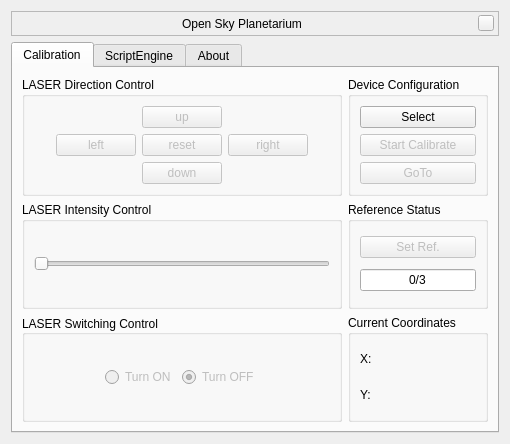
The window that Open-Sky-Planetarium Plugin/src/gui/OSPMainDialog.ui (salonimundra/Open-Sky-Planetarium) describes before a commit, drawn with Qt 5.
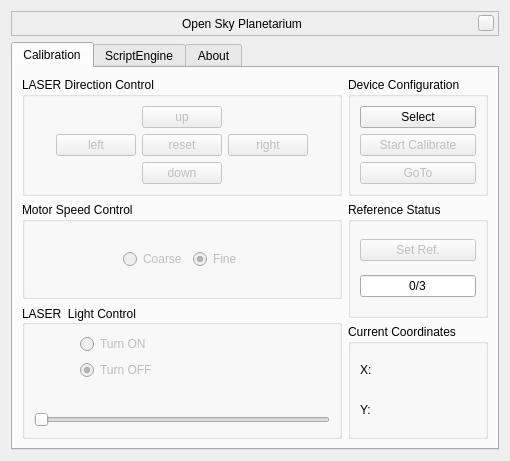
The same window after the commit. Custom widgets are drawn as their Qt base class.

Patch:
```diff
--- a/Open-Sky-Planetarium Plugin/src/gui/OSPMainDialog.ui
+++ b/Open-Sky-Planetarium Plugin/src/gui/OSPMainDialog.ui
@@ -7,7 +7,7 @@
     <x>0</x>
     <y>0</y>
     <width>510</width>
-    <height>444</height>
+    <height>461</height>
    </rect>
   </property>
   <property name="focusPolicy">
@@ -232,33 +232,69 @@
          <item>
           <widget class="QGroupBox" name="groupBox">
            <property name="title">
-            <string>LASER Intensity Control</string>
+            <string>Motor Speed Control</string>
            </property>
            <layout class="QHBoxLayout" name="horizontalLayout_2">
             <item>
-             <widget class="QSlider" name="intensity">
+             <spacer name="horizontalSpacer_6">
+              <property name="orientation">
+               <enum>Qt::Horizontal</enum>
+              </property>
+              <property name="sizeHint" stdset="0">
+               <size>
+                <width>46</width>
+                <height>20</height>
+               </size>
+              </property>
+             </spacer>
+            </item>
+            <item>
+             <widget class="QRadioButton" name="CoarseAdj">
               <property name="enabled">
                <bool>false</bool>
               </property>
-              <property name="minimum">
-               <number>50</number>
+              <property name="focusPolicy">
+               <enum>Qt::StrongFocus</enum>
               </property>
-              <property name="maximum">
-               <number>255</number>
+              <property name="toolTip">
+               <string>Makes the movement of LASER fast during its direction control.</string>
               </property>
-              <property name="value">
-               <number>50</number>
+              <property name="text">
+               <string>Coarse</string>
               </property>
-              <property name="sliderPosition">
-               <number>50</number>
+              <property name="checked">
+               <bool>false</bool>
               </property>
-              <property name="tracking">
+             </widget>
+            </item>
+            <item>
+             <widget class="QRadioButton" name="FineAdj">
+              <property name="enabled">
                <bool>false</bool>
               </property>
+              <property name="toolTip">
+               <string>Makes the movement of LASER slow during its direction control. </string>
+              </property>
+              <property name="text">
+               <string>Fine</string>
+              </property>
+              <property name="checked">
+               <bool>true</bool>
+              </property>
+             </widget>
+            </item>
+            <item>
+             <spacer name="horizontalSpacer_5">
               <property name="orientation">
                <enum>Qt::Horizontal</enum>
               </property>
-             </widget>
+              <property name="sizeHint" stdset="0">
+               <size>
+                <width>45</width>
+                <height>20</height>
+               </size>
+              </property>
+             </spacer>
             </item>
            </layout>
           </widget>
@@ -269,13 +305,13 @@
             <enum>Qt::PreventContextMenu</enum>
            </property>
            <property name="title">
-            <string>LASER Switching Control</string>
+            <string>LASER  Light Control</string>
            </property>
            <property name="alignment">
             <set>Qt::AlignLeading|Qt::AlignLeft|Qt::AlignVCenter</set>
            </property>
-           <layout class="QHBoxLayout" name="horizontalLayout_3">
-            <item>
+           <layout class="QFormLayout" name="formLayout">
+            <item row="0" column="0">
              <spacer name="horizontalSpacer_3">
               <property name="orientation">
                <enum>Qt::Horizontal</enum>
@@ -288,7 +324,7 @@
               </property>
              </spacer>
             </item>
-            <item>
+            <item row="0" column="1">
              <widget class="QRadioButton" name="laserOn">
               <property name="enabled">
                <bool>false</bool>
@@ -307,7 +343,7 @@
               </attribute>
              </widget>
             </item>
-            <item>
+            <item row="2" column="1">
              <widget class="QRadioButton" name="laserOff">
               <property name="enabled">
                <bool>false</bool>
@@ -323,7 +359,7 @@
               </attribute>
              </widget>
             </item>
-            <item>
+            <item row="3" column="1">
              <spacer name="horizontalSpacer_4">
               <property name="orientation">
                <enum>Qt::Horizontal</enum>
@@ -336,6 +372,34 @@
               </property>
              </spacer>
             </item>
+            <item row="4" column="0" colspan="2">
+             <widget class="QSlider" name="intensity">
+              <property name="enabled">
+               <bool>false</bool>
+              </property>
+              <property name="toolTip">
+               <string>Controls the intensity of LASER. Drag the slider to change the intensity.</string>
+              </property>
+              <property name="minimum">
+               <number>50</number>
+              </property>
+              <property name="maximum">
+               <number>255</number>
+              </property>
+              <property name="value">
+               <number>50</number>
+              </property>
+              <property name="sliderPosition">
+               <number>50</number>
+              </property>
+              <property name="tracking">
+               <bool>false</bool>
+              </property>
+              <property name="orientation">
+               <enum>Qt::Horizontal</enum>
+              </property>
+             </widget>
+            </item>
            </layout>
           </widget>
          </item>
```
Left out of the diff: 61 changed lines with no effect on the pictures.
